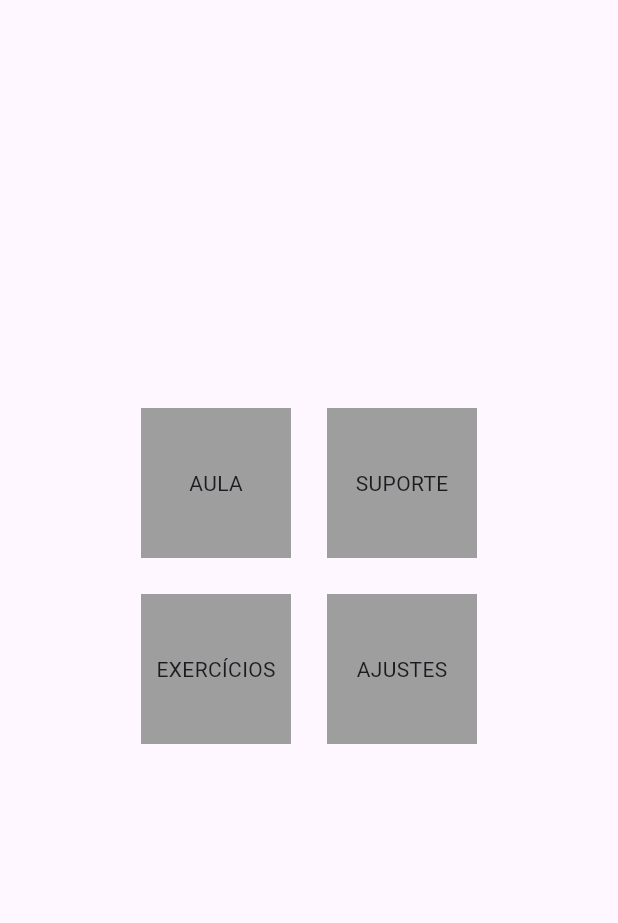
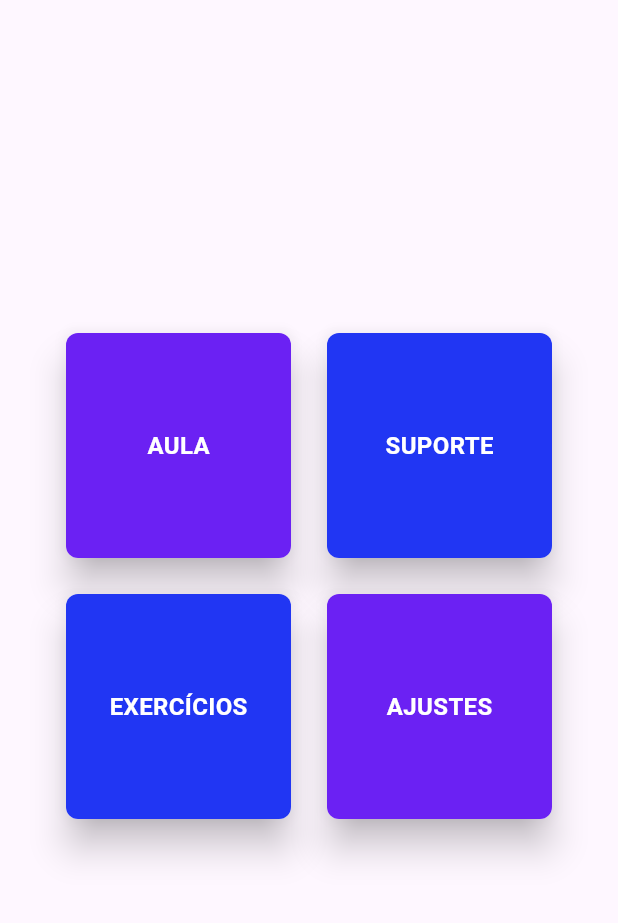
Before and after one commit to IGDSCI/REUSO, a Flutter app: the HomeStf screen opened directly, on a phone screen of 412 x 824 dp, the part 84-1007 px from its top. Run offline on Flutter 3.47's test engine with Material 3 defaults, Android fonts, the phone set to English and light mode, and no system bars; our stand-ins replace supabase_flutter; accounts and stored records are empty.

Commit message:
Ajuste tela de Home

```diff
--- a/lib/home.dart
+++ b/lib/home.dart
@@ -74,54 +74,103 @@ class _HomeStfState extends State<HomeStf> {
           MouseRegion(
             cursor: SystemMouseCursors.click,
             child: GestureDetector(
-              onTap: (){
+              onTap: () {
                 Navigator.of(context).pushNamed('/aula');
               },
-              child: Container(
-                height: 100,
-                width: 100,
-                color: Colors.grey,
-                child: const Center(child: Text('AULA')),
+              child: Material(
+                elevation: 10,
+                borderRadius: BorderRadius.circular(8),
+                child: Container(
+                  height: 150,
+                  width: 150,
+                  decoration: BoxDecoration(
+                    color: Color.fromARGB(255, 107, 33, 243),
+                    borderRadius: BorderRadius.circular(8),
+                  ),
+                  child: const Center(
+                    child: Text(
+                      'AULA',
+                      style: TextStyle(fontSize: 16, fontWeight: FontWeight.bold, color: Colors.white),
+                    ),
+                  ),
+                ),
               ),
             ),
           ),
+
 
           const SizedBox(height: 24),
 
           MouseRegion(
             cursor: SystemMouseCursors.click,
             child: GestureDetector(
-              onTap: (){
+              onTap: () {
                 Navigator.of(context).pushNamed('/exercicio');
               },
-              child: Container(
-                height: 100,
-                width: 100,
-                color: Colors.grey,
-                child: const Center(child: Text('EXERCÍCIOS')),
+              child: Material(
+                elevation: 10,
+                borderRadius: BorderRadius.circular(8),
+                child: Container(
+                  height: 150,
+                  width: 150,
+                  decoration: BoxDecoration(
+                    color: Color.fromARGB(255, 33, 54, 243),
+                    borderRadius: BorderRadius.circular(8),
+                  ),
+                  child: const Center(
+                    child: Text(
+                      'EXERCÍCIOS',
+                      style: TextStyle(fontSize: 16, fontWeight: FontWeight.bold, color: Colors.white),
+                    ),
+                  ),
+                ),
               ),
             ),
-          ),
+          )
+
         ],),
 
         const SizedBox(width: 24),
 
         Column(mainAxisAlignment: MainAxisAlignment.center,
           children: [
-          Container(
-            height: 100,
-            width: 100,
-            color: Colors.grey,
-            child: const Center(child: Text('SUPORTE')),
+          Material(
+            elevation: 10,
+            borderRadius: BorderRadius.circular(8),
+            child: Container(
+              height: 150,
+              width: 150,
+              decoration: const BoxDecoration(
+                borderRadius: BorderRadius.all(Radius.circular(8)),
+                color: Color.fromARGB(255, 33, 54, 243),
+              ),
+              child: const Center(child: Text(
+                'SUPORTE',
+                style: TextStyle(fontSize: 16, fontWeight: FontWeight.bold, color: Colors.white),
+                )
+              ),
+            ),
           ),
+
 
           const SizedBox(height: 24),
 
-          Container(
-            height: 100,
-            width: 100,
-            color: Colors.grey,
-            child: const Center(child: Text('AJUSTES')),
+          Material(
+            elevation: 10,
+            borderRadius: BorderRadius.circular(8),
+            child: Container(
+              height: 150,
+              width: 150,
+              decoration: const BoxDecoration(
+                borderRadius: BorderRadius.all(Radius.circular(8)),
+                color: Color.fromARGB(255, 107, 33, 243),
+              ),
+              child: const Center(child: Text(
+                'AJUSTES',
+                style: TextStyle(fontSize: 16, fontWeight: FontWeight.bold, color: Colors.white),
+                )
+              ),
+            ),
           ),
         ],)
       ],),
```
